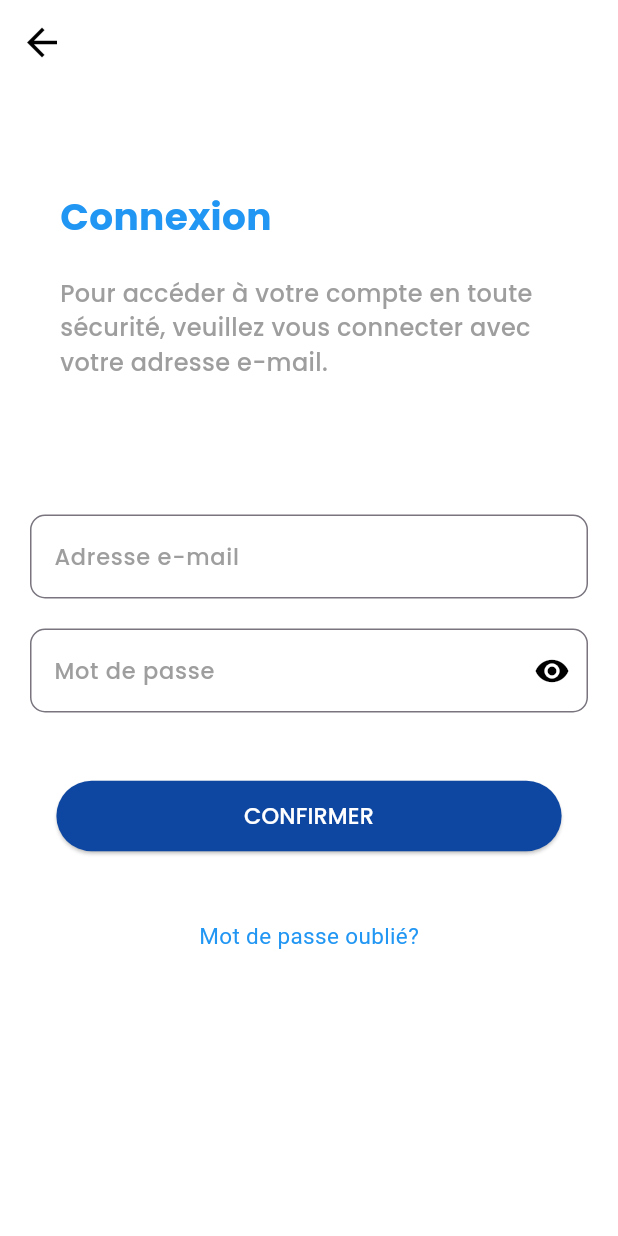
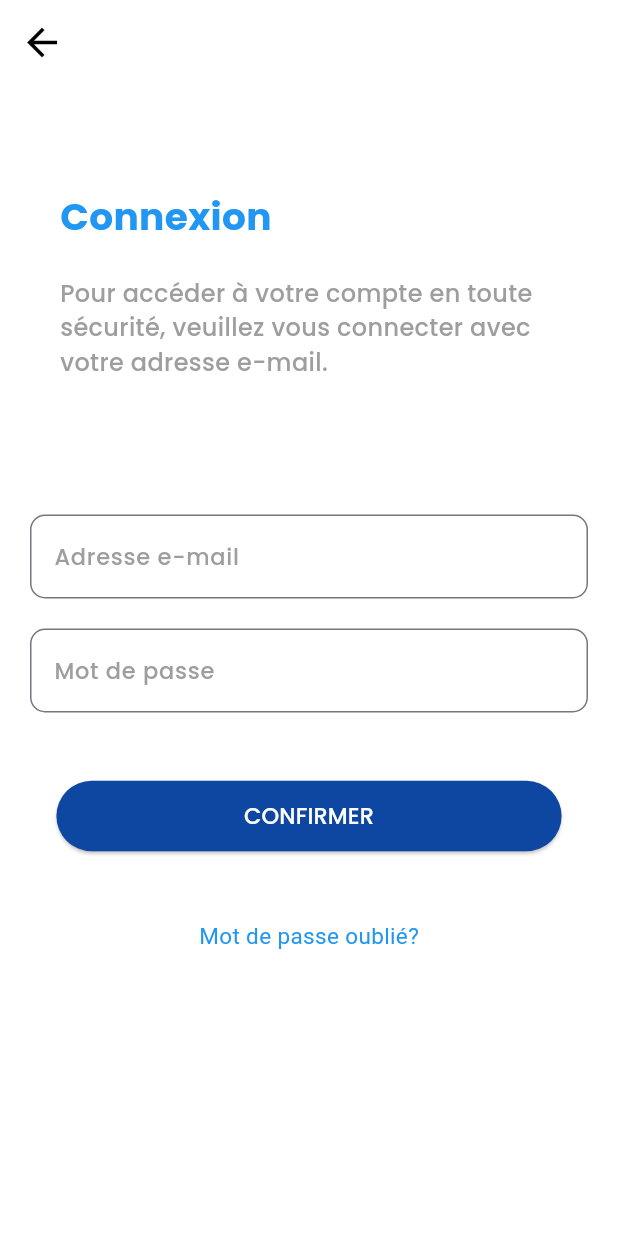
Before and after one commit to mdeport/budget_app, a Flutter app: the page_connexion_compte screen opened directly, on a phone screen of 412 x 824 dp. Run offline on Flutter 3.47's test engine with Material 3 defaults, Android fonts, the phone set to English and light mode, and no system bars; our stand-ins replace cloud_firestore, firebase_auth, firebase_core, font_awesome_flutter, google_fonts, syncfusion_flutter_charts; missing offline and left inert: flutter_material_color_picker; accounts and stored records are empty.

Commit message:
ajout de la bordure sur les categorie dans la modif d'une depense, maj du revenue et du reste dans la page de depense et retirer l'oeuil de la page de connexion pouyr voir le mdp

```diff
--- a/lib/pages/page-authentification/page-connexion.dart
+++ b/lib/pages/page-authentification/page-connexion.dart
@@ -4,7 +4,6 @@ import 'package:application_budget_app/animation/temps-affichage-animation.dart'
 import 'package:google_fonts/google_fonts.dart';
 import 'package:application_budget_app/models/UserModel.dart';
 import 'package:application_budget_app/pages/services/UserService.dart';
-import 'package:flutter/services.dart';
 import 'package:firebase_auth/firebase_auth.dart';
 
 class page_connexion_compte extends StatefulWidget {
@@ -15,9 +14,9 @@ class page_connexion_compte extends StatefulWidget {
 }
 
 class _page_connexion_compteState extends State<page_connexion_compte> {
-  UserService _userService = UserService();
+  final UserService _userService = UserService();
 
-  bool _obsuretext1 = true;
+  final bool _obsuretext1 = true;
   String? _email;
   String? _password;
   final GlobalKey<FormState> _formKey = GlobalKey<FormState>();
@@ -164,7 +163,7 @@ class _page_connexion_compteState extends State<page_connexion_compte> {
                               fontWeight: FontWeight.w500,
                               color: Colors.grey,
                             ),
-                            suffixIcon: IconButton(
+                            /*suffixIcon: IconButton(
                               icon: Icon(
                                 _obsuretext1
                                     ? Icons.visibility
@@ -178,7 +177,7 @@ class _page_connexion_compteState extends State<page_connexion_compte> {
                                   },
                                 );
                               },
-                            ),
+                            ),*/
                             border: OutlineInputBorder(
                               borderRadius: BorderRadius.circular(10),
                             ),
--- a/lib/pages/page-contenue-app/page-budget/page-objectif/page-objectif.dart
+++ b/lib/pages/page-contenue-app/page-budget/page-objectif/page-objectif.dart
@@ -270,7 +270,7 @@ class _ObjectifPageState extends State<ObjectifPage> {
                                                 decoration: BoxDecoration(
                                                   borderRadius:
                                                       BorderRadius.circular(
-                                                          10.0),
+                                                          15.0),
                                                   border: Border.all(
                                                       color: Colors.black),
                                                 ),
```
Also changed, not shown: lib/pages/page-contenue-app/page-budget/Page-depense/page-depense.dart (+22 -1 lines).
